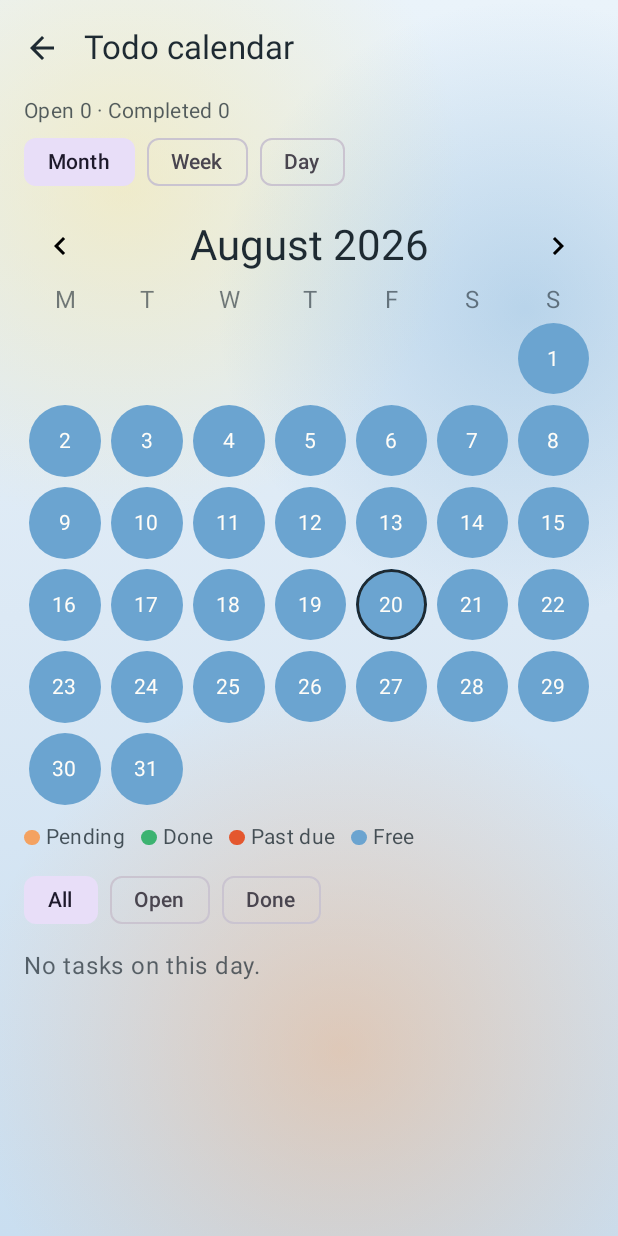
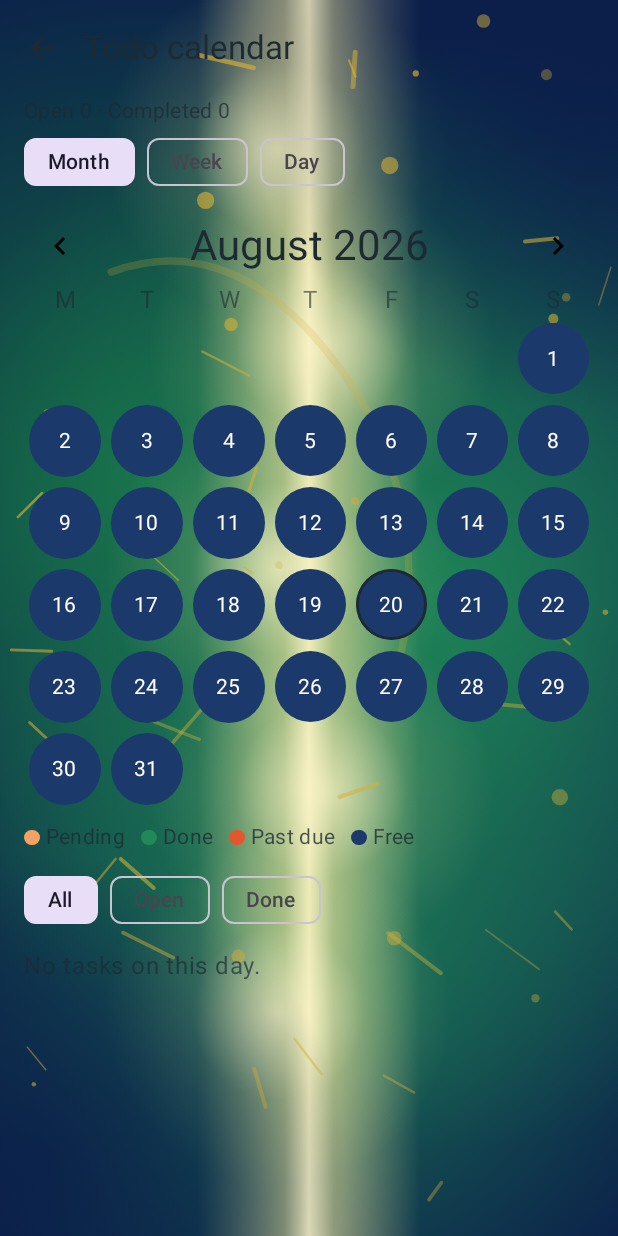
Before and after one commit to r3s0lv343vr/MessageMe, an Android app built with Jetpack Compose: the CalendarScreen screen opened through its navigation route, on a phone screen of 412 x 824 dp. Run offline under Robolectric (Android 15) with nearby library versions, the phone set to English and light mode, and no system bars; our stand-ins replace Dagger/Hilt's generated code.

Commit message:
feat: playful yellow, emerald, and navy watercolor background
Replace the pale blue wash with a painterly field: pastel yellow light
down the center, emerald green around it, navy corners, and gold flecks.

Co-authored-by: r3s0lv343vr <r3s0lv343vr@users.noreply.github.com>

```diff
--- a/app/src/main/java/com/unbound/messageme/ui/components/WatercolorBackground.kt
+++ b/app/src/main/java/com/unbound/messageme/ui/components/WatercolorBackground.kt
@@ -9,10 +9,17 @@ import androidx.compose.ui.Modifier
 import androidx.compose.ui.geometry.Offset
 import androidx.compose.ui.graphics.Brush
 import androidx.compose.ui.graphics.Color
+import androidx.compose.ui.graphics.Path
+import androidx.compose.ui.graphics.StrokeCap
+import androidx.compose.ui.graphics.drawscope.Stroke
+import com.unbound.messageme.ui.theme.EmeraldDeep
+import com.unbound.messageme.ui.theme.EmeraldGreen
+import com.unbound.messageme.ui.theme.GoldAccent
+import com.unbound.messageme.ui.theme.LemonWash
+import com.unbound.messageme.ui.theme.NavyBlue
 import com.unbound.messageme.ui.theme.PastelYellow
-import com.unbound.messageme.ui.theme.SoftSky
-import com.unbound.messageme.ui.theme.WashLilac
-import com.unbound.messageme.ui.theme.WaterBlue
+import kotlin.math.min
+import kotlin.random.Random
 
 @Composable
 fun WatercolorBackground(
@@ -21,37 +28,120 @@ fun WatercolorBackground(
 ) {
     Box(modifier.fillMaxSize()) {
         Canvas(Modifier.fillMaxSize()) {
-            drawRect(
-                brush = Brush.verticalGradient(
-                    listOf(SoftSky, WashLilac, Color(0xFFC9DEF0))
-                )
+            val w = size.width
+            val h = size.height
+            val m = min(w, h)
+
+            drawRect(NavyBlue)
+
+            drawCircle(
+                brush = Brush.radialGradient(
+                    colors = listOf(EmeraldDeep.copy(alpha = 0.95f), Color.Transparent),
+                    center = Offset(w * 0.22f, h * 0.38f),
+                    radius = m * 0.85f
+                ),
+                radius = m * 0.85f,
+                center = Offset(w * 0.22f, h * 0.38f)
             )
             drawCircle(
                 brush = Brush.radialGradient(
-                    colors = listOf(PastelYellow.copy(alpha = 0.55f), Color.Transparent),
-                    center = Offset(size.width * 0.2f, size.height * 0.15f),
-                    radius = size.minDimension * 0.55f
+                    colors = listOf(EmeraldGreen.copy(alpha = 0.9f), Color.Transparent),
+                    center = Offset(w * 0.72f, h * 0.48f),
+                    radius = m * 0.9f
                 ),
-                radius = size.minDimension * 0.55f,
-                center = Offset(size.width * 0.2f, size.height * 0.15f)
+                radius = m * 0.9f,
+                center = Offset(w * 0.72f, h * 0.48f)
             )
             drawCircle(
                 brush = Brush.radialGradient(
-                    colors = listOf(WaterBlue.copy(alpha = 0.28f), Color.Transparent),
-                    center = Offset(size.width * 0.85f, size.height * 0.25f),
-                    radius = size.minDimension * 0.5f
+                    colors = listOf(EmeraldGreen.copy(alpha = 0.75f), Color.Transparent),
+                    center = Offset(w * 0.5f, h * 0.78f),
+                    radius = m * 0.7f
                 ),
-                radius = size.minDimension * 0.5f,
-                center = Offset(size.width * 0.85f, size.height * 0.25f)
+                radius = m * 0.7f,
+                center = Offset(w * 0.5f, h * 0.78f)
+            )
+
+            // Central pastel-yellow column of light
+            drawRect(
+                brush = Brush.horizontalGradient(
+                    colorStops = arrayOf(
+                        0.0f to Color.Transparent,
+                        0.32f to Color.Transparent,
+                        0.46f to PastelYellow.copy(alpha = 0.55f),
+                        0.5f to LemonWash.copy(alpha = 0.92f),
+                        0.54f to PastelYellow.copy(alpha = 0.55f),
+                        0.68f to Color.Transparent,
+                        1.0f to Color.Transparent
+                    )
+                )
+            )
+            listOf(0.12f, 0.28f, 0.46f, 0.64f, 0.82f).forEachIndexed { i, y ->
+                val cx = w * (0.48f + if (i % 2 == 0) -0.03f else 0.04f)
+                drawCircle(
+                    brush = Brush.radialGradient(
+                        colors = listOf(LemonWash.copy(alpha = 0.7f), PastelYellow.copy(alpha = 0.15f), Color.Transparent),
+                        center = Offset(cx, h * y),
+                        radius = m * 0.28f
+                    ),
+                    radius = m * 0.28f,
+                    center = Offset(cx, h * y)
+                )
+            }
+
+            // Darker navy corners to frame the wash
+            drawCircle(
+                brush = Brush.radialGradient(
+                    colors = listOf(NavyBlue.copy(alpha = 0.85f), Color.Transparent),
+                    center = Offset(w * 0.95f, h * 0.06f),
+                    radius = m * 0.55f
+                ),
+                radius = m * 0.55f,
+                center = Offset(w * 0.95f, h * 0.06f)
             )
             drawCircle(
                 brush = Brush.radialGradient(
-                    colors = listOf(Color(0x66F4A261), Color.Transparent),
-                    center = Offset(size.width * 0.55f, size.height * 0.85f),
-                    radius = size.minDimension * 0.6f
+                    colors = listOf(NavyBlue.copy(alpha = 0.8f), Color.Transparent),
+                    center = Offset(w * 0.06f, h * 0.94f),
+                    radius = m * 0.5f
                 ),
-                radius = size.minDimension * 0.6f,
-                center = Offset(size.width * 0.55f, size.height * 0.85f)
+                radius = m * 0.5f,
+                center = Offset(w * 0.06f, h * 0.94f)
+            )
+
+            val gold = Random(19)
+            repeat(28) {
+                val start = Offset(w * gold.nextFloat(), h * gold.nextFloat())
+                val end = start + Offset(
+                    (gold.nextFloat() - 0.5f) * m * 0.18f,
+                    (gold.nextFloat() - 0.5f) * m * 0.14f
+                )
+                drawLine(
+                    color = GoldAccent.copy(alpha = 0.35f + gold.nextFloat() * 0.4f),
+                    start = start,
+                    end = end,
+                    strokeWidth = 1.5f + gold.nextFloat() * 3.5f,
+                    cap = StrokeCap.Round
+                )
+            }
+            repeat(18) {
+                drawCircle(
+                    color = GoldAccent.copy(alpha = 0.28f + gold.nextFloat() * 0.4f),
+                    radius = 2f + gold.nextFloat() * 7f,
+                    center = Offset(w * gold.nextFloat(), h * gold.nextFloat())
+                )
+            }
+
+            // Soft knife-stroke ribbons
+            val ribbon = Path().apply {
+                moveTo(w * 0.18f, h * 0.22f)
+                quadraticTo(w * 0.4f, h * 0.18f, w * 0.58f, h * 0.32f)
+                quadraticTo(w * 0.72f, h * 0.44f, w * 0.62f, h * 0.58f)
+            }
+            drawPath(
+                ribbon,
+                color = GoldAccent.copy(alpha = 0.22f),
+                style = Stroke(width = m * 0.012f, cap = StrokeCap.Round)
             )
         }
         content()
--- a/app/src/main/java/com/unbound/messageme/ui/theme/Color.kt
+++ b/app/src/main/java/com/unbound/messageme/ui/theme/Color.kt
@@ -2,21 +2,26 @@ package com.unbound.messageme.ui.theme
 
 import androidx.compose.ui.graphics.Color
 
-// Watercolour palette: blue, pastel yellow, orange
-val WaterBlue = Color(0xFF4A90C8)
-val WaterBlueDeep = Color(0xFF2F6FA3)
-val PastelYellow = Color(0xFFF7E7A5)
+// Playful watercolour: pastel yellow, emerald green, navy blue, gold
+val WaterBlue = Color(0xFF1B3A6B)
+val WaterBlueDeep = Color(0xFF0A1A3A)
+val PastelYellow = Color(0xFFF8E9A0)
+val LemonWash = Color(0xFFFFF6C8)
+val EmeraldGreen = Color(0xFF1F8A57)
+val EmeraldDeep = Color(0xFF146B43)
+val NavyBlue = Color(0xFF0B1F4A)
+val GoldAccent = Color(0xFFD4AF37)
 val AccentOrange = Color(0xFFF4A261)
-val SoftSky = Color(0xFFEAF3FA)
-val WashLilac = Color(0xFFDCE9F5)
+val SoftSky = Color(0xFFEAF6EE)
+val WashLilac = Color(0xFFD5EDE0)
 val Ink = Color(0xFF1E2A32)
 val Foam = Color(0xFFFFFDF8)
-val BubbleSelf = Color(0xFF5BA3D0)
+val BubbleSelf = Color(0xFF1B3A6B)
 val ReminderRed = Color(0xFFE4572E)
 val ReminderOrange = Color(0xFFF4A261)
-val DayFree = Color(0xFF6BA4D0)       // blue
-val DayPending = Color(0xFFF4A261)    // orange
-val DayCompleted = Color(0xFF3CB371)  // green
-val DayOverdue = Color(0xFFE4572E)    // red
-val DayMixedTop = Color(0xFF3CB371)
+val DayFree = Color(0xFF1B3A6B)
+val DayPending = Color(0xFFF4A261)
+val DayCompleted = Color(0xFF1F8A57)
+val DayOverdue = Color(0xFFE4572E)
+val DayMixedTop = Color(0xFF1F8A57)
 val DayMixedBottom = Color(0xFFF4A261)
--- a/app/src/main/java/com/unbound/messageme/ui/theme/Theme.kt
+++ b/app/src/main/java/com/unbound/messageme/ui/theme/Theme.kt
@@ -29,7 +29,7 @@ private val DarkColors = darkColorScheme(
     onSecondary = Ink,
     tertiary = PastelYellow,
     onTertiary = Ink,
-    background = Color(0xFF15222B),
+    background = Color(0xFF0B1F4A),
     onBackground = Foam,
     surface = Color(0xFF1C2C37),
     onSurface = Foam,
--- a/app/src/main/res/drawable/bg_watercolor.xml
+++ b/app/src/main/res/drawable/bg_watercolor.xml
@@ -2,10 +2,10 @@
 <shape xmlns:android="http://schemas.android.com/apk/res/android">
     <gradient
         android:type="radial"
-        android:gradientRadius="420dp"
-        android:centerX="30%"
-        android:centerY="20%"
-        android:startColor="#FFF7E7A5"
-        android:centerColor="#FFDCE9F5"
-        android:endColor="#FFB8D4EC" />
+        android:gradientRadius="520dp"
+        android:centerX="50%"
+        android:centerY="40%"
+        android:startColor="#FFF8E9A0"
+        android:centerColor="#FF1F8A57"
+        android:endColor="#FF0B1F4A" />
 </shape>
--- a/app/src/main/res/values/themes.xml
+++ b/app/src/main/res/values/themes.xml
@@ -2,7 +2,7 @@
 <resources>
     <style name="Theme.MessageMe" parent="android:Theme.Material.Light.NoActionBar">
         <item name="android:statusBarColor">@android:color/transparent</item>
-        <item name="android:navigationBarColor">#FFDCE9F5</item>
-        <item name="android:windowBackground">#FFEAF3FA</item>
+        <item name="android:navigationBarColor">#FF0B1F4A</item>
+        <item name="android:windowBackground">#FF0B1F4A</item>
     </style>
 </resources>
```
